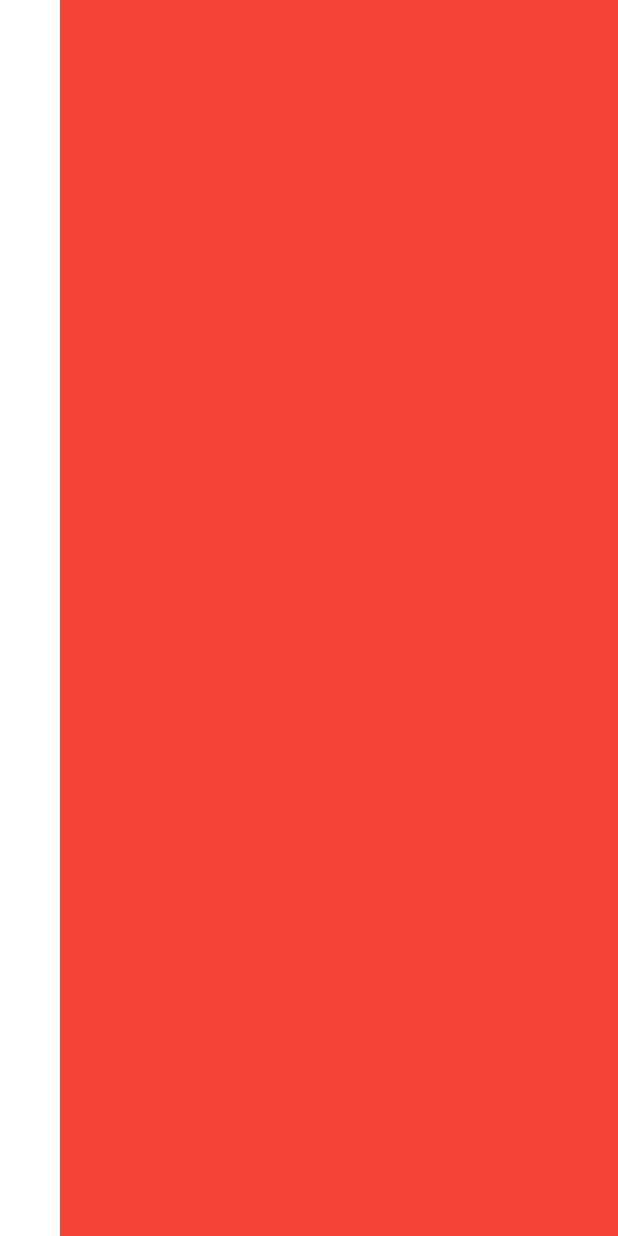
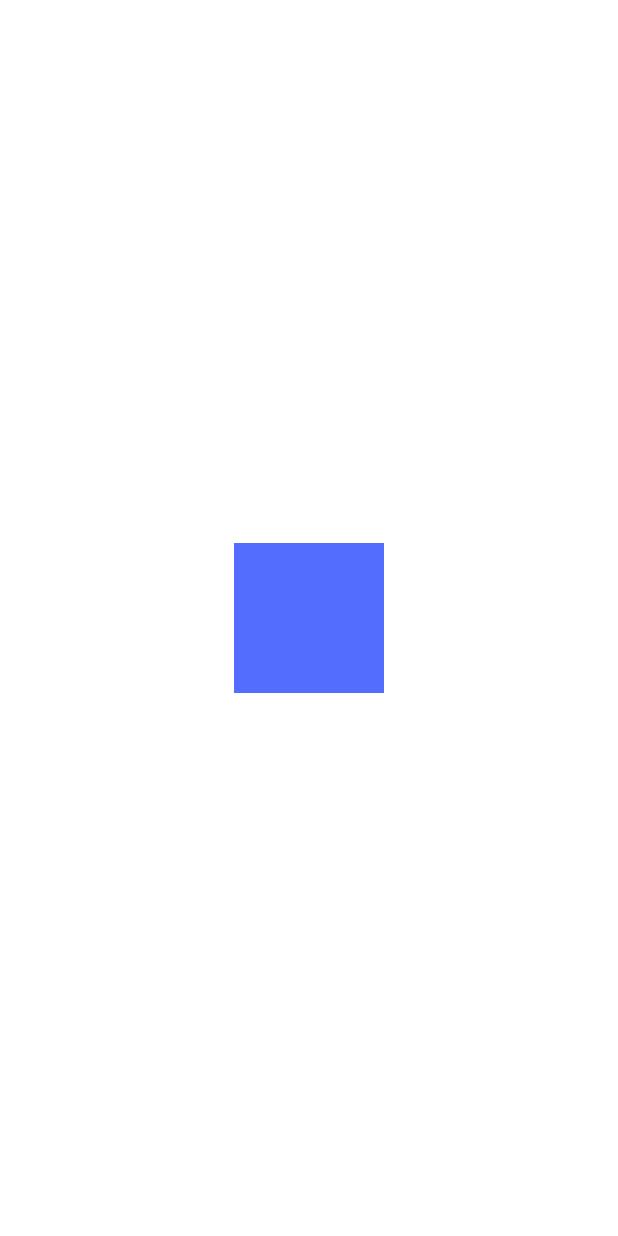
Before and after one commit to ddasdkimo/flutter_practice, a Flutter app: the screen it shows after launch, on a phone screen of 412 x 824 dp. Run offline on Flutter 3.47's test engine with Material 2 defaults, Android fonts, the phone set to English and light mode, and no system bars.

Commit message:
SizedBox

```diff
--- a/lib/main.dart
+++ b/lib/main.dart
@@ -5,6 +5,7 @@ import 'package:flutter_practice/page/column_test.dart';
 import 'package:flutter_practice/page/container_test.dart';
 import 'package:flutter_practice/page/padding_test.dart';
 import 'package:flutter_practice/page/row_test.dart';
+import 'package:flutter_practice/page/sizedbox_test.dart';
 
 void main() {
   runApp(MyApp());
@@ -24,7 +25,8 @@ class MyApp extends StatelessWidget {
       // home: CenterTest(),
       // home: ColumnTest(),
       // home: AlignTest(),
-      home: PaddingTest(),
+      // home: PaddingTest(),
+      home: SizedboxTest(),
     );
   }
 }
--- /dev/null
+++ b/lib/page/sizedbox_test.dart
@@ -0,0 +1,18 @@
+import 'package:flutter/cupertino.dart';
+import 'package:flutter/material.dart';
+
+class SizedboxTest extends StatelessWidget {
+  const SizedboxTest({Key key}) : super(key: key);
+
+  @override
+  Widget build(BuildContext context) {
+    return Center(
+      child: SizedBox(
+          width: 100.0,
+          height: 100.0,
+          child: Container(
+            color: Colors.indigoAccent,
+          )),
+    );
+  }
+}
```
